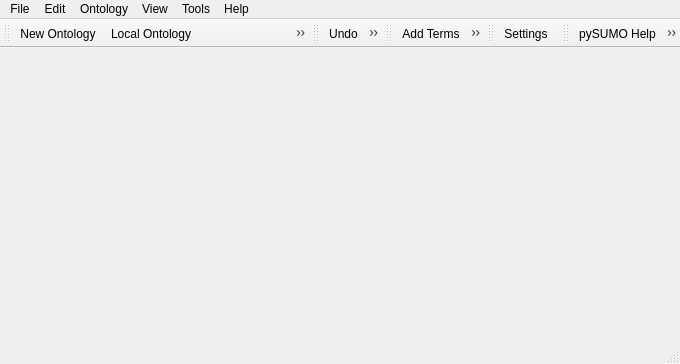
The window that src/ui/Designer/MainWindow.ui (pySUMO/pysumo) describes before a commit, drawn with Qt 5.
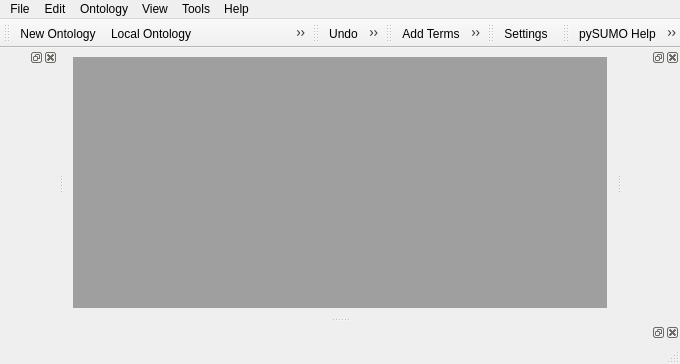
The same window after the commit. Icons and pictures are not drawn.

Commit message: ui: Place pysumo widgets into a widget container.

Diff of the .ui file:
```diff
--- a/src/ui/Designer/MainWindow.ui
+++ b/src/ui/Designer/MainWindow.ui
@@ -16,7 +16,13 @@
   <property name="dockNestingEnabled">
    <bool>true</bool>
   </property>
-  <widget class="QWidget" name="centralwidget"/>
+  <widget class="QWidget" name="centralwidget">
+   <layout class="QHBoxLayout" name="horizontalLayout">
+    <item>
+     <widget class="QMdiArea" name="documentArea"/>
+    </item>
+   </layout>
+  </widget>
   <widget class="QMenuBar" name="menubar">
    <property name="geometry">
     <rect>
@@ -231,6 +237,24 @@
    <addaction name="actionPySUMOTutorials"/>
   </widget>
   <widget class="QStatusBar" name="statusBar"/>
+  <widget class="QDockWidget" name="hierarchyWidget">
+   <attribute name="dockWidgetArea">
+    <number>1</number>
+   </attribute>
+   <widget class="QWidget" name="dockWidgetContents"/>
+  </widget>
+  <widget class="QDockWidget" name="documentationWidget">
+   <attribute name="dockWidgetArea">
+    <number>8</number>
+   </attribute>
+   <widget class="QWidget" name="dockWidgetContents_2"/>
+  </widget>
+  <widget class="QDockWidget" name="graphWidget">
+   <attribute name="dockWidgetArea">
+    <number>2</number>
+   </attribute>
+   <widget class="QWidget" name="dockWidgetContents_3"/>
+  </widget>
   <action name="newOntologyAction">
    <property name="icon">
     <iconset resource="../../../../../../Dropbox/Aktuelle Vorlesungen/PSE/pysumo-ref/UI/gfx.qrc">
```
Left out of the diff: 157 changed lines with no effect on the pictures. The commit also changes 3 other files.
